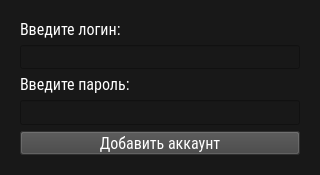
Qt form src/view/addacc_dialog.ui (Abbit/steam_account_manager) before a commit.
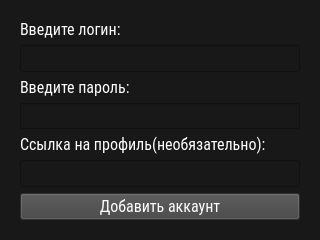
The same form after that commit.

```diff
--- a/src/view/addacc_dialog.ui
+++ b/src/view/addacc_dialog.ui
@@ -7,19 +7,19 @@
     <x>0</x>
     <y>0</y>
     <width>320</width>
-    <height>175</height>
+    <height>240</height>
    </rect>
   </property>
   <property name="minimumSize">
    <size>
     <width>320</width>
-    <height>175</height>
+    <height>240</height>
    </size>
   </property>
   <property name="maximumSize">
    <size>
     <width>16777215</width>
-    <height>175</height>
+    <height>240</height>
    </size>
   </property>
   <property name="windowTitle">
@@ -93,6 +93,35 @@
         </property>
        </widget>
       </item>
+      <item>
+       <widget class="QLabel" name="steamlink_label">
+        <property name="font">
+         <font>
+          <family>Roboto Condensed</family>
+          <pointsize>12</pointsize>
+         </font>
+        </property>
+        <property name="styleSheet">
+         <string notr="true">color: rgb(255, 255, 255);</string>
+        </property>
+        <property name="text">
+         <string>Ссылка на профиль(необязательно):</string>
+        </property>
+       </widget>
+      </item>
+      <item>
+       <widget class="QLineEdit" name="steamlink_lineEdit">
+        <property name="font">
+         <font>
+          <family>Roboto Condensed</family>
+          <pointsize>12</pointsize>
+         </font>
+        </property>
+        <property name="styleSheet">
+         <string notr="true">color: rgb(255, 255, 255);</string>
+        </property>
+       </widget>
+      </item>
       <item>
        <widget class="QPushButton" name="pushButton">
         <property name="font">
```
